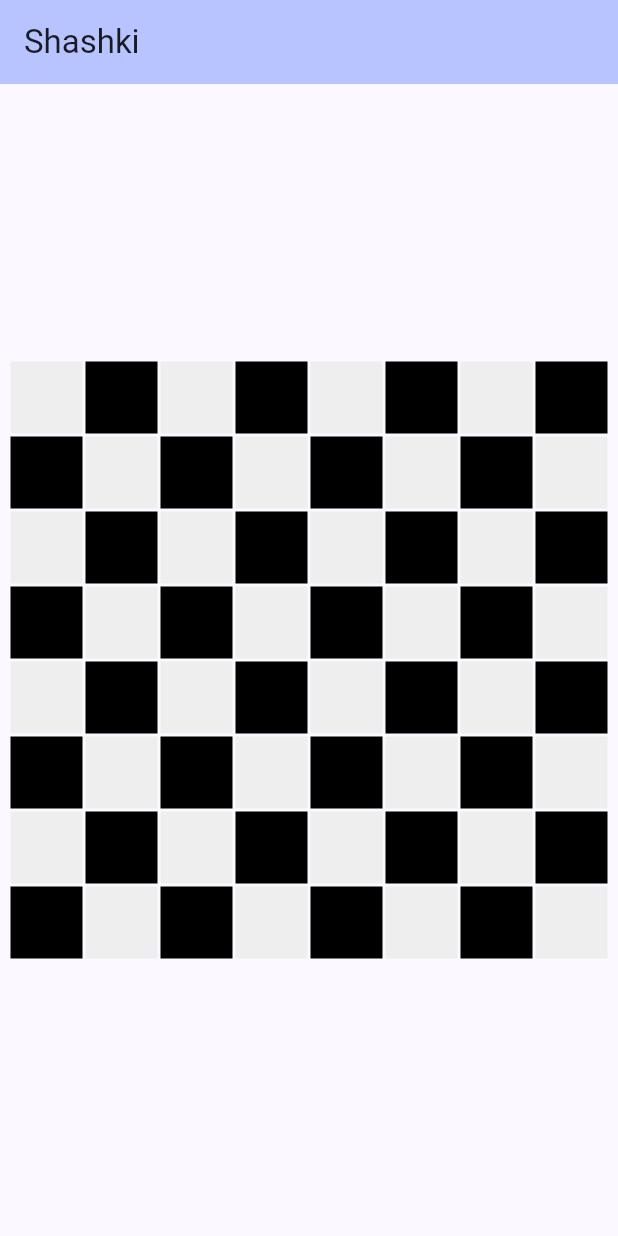
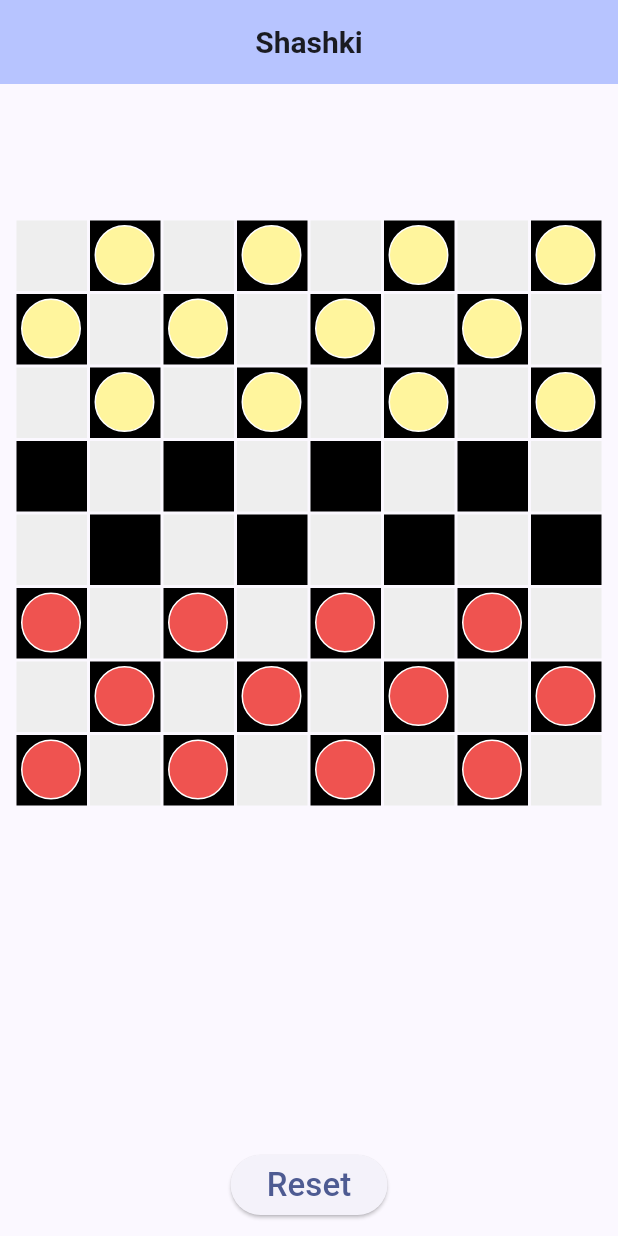
Before and after one commit to andrij-felenko/sashki, a Flutter app: the screen it shows after launch, on a phone screen of 412 x 824 dp. Run offline on Flutter 3.47's test engine with Material 3 defaults, Android fonts, the phone set to English and light mode, and no system bars.

Commit message:
interface commit

```diff
--- a/lib/main.dart
+++ b/lib/main.dart
@@ -33,17 +33,8 @@
 }
 
 class _MyHomePageState extends State<MyHomePage> {
-  int counter = 0;
-  var showText = false;
+  void resetGame() {
 
-  void showTextHandler() {
-    showText = true;
-  }
-
-  void incrementCounter() {
-    setState(() {
-      counter++;
-    });
   }
 
   @override
@@ -51,15 +42,34 @@
     return Scaffold(
       appBar: AppBar(
         backgroundColor: Theme.of(context).colorScheme.inversePrimary,
-        title: Text(widget.title),
+        title: Text(
+          widget.title,
+          style: const TextStyle(
+            fontSize: 20,
+            fontWeight: FontWeight.bold,
+          ),
+        ),
+        centerTitle: true,
       ),
-      body: const Center(
-        child: SizedBox(
-          width: 400,
-          height: 400,
-          child: GameField(),
+      body: Center (
+        child: Container(
+          padding: const EdgeInsets.fromLTRB(10, 90, 10, 10),
+          child: Column(
+            children: <Widget>[
+              const Expanded(child: GameField()),
+              ElevatedButton(
+                onPressed: () {},
+                child: const Text(
+                  'Reset',
+                  style: TextStyle(
+                    fontSize: 22,
+                  ),
+                ),
+              )
+            ],
+          ),
         ),
-      ),
+      )
     );
   }
 }
--- a/lib/model/field.dart
+++ b/lib/model/field.dart
@@ -1,3 +1,5 @@
+import 'package:flutter/material.dart';
+
 import 'user_board_items.dart';
 import 'fishka.dart';
 import 'position.dart';
@@ -6,7 +8,12 @@ class Field {
   UserBoardItems _white_user;
   UserBoardItems _black_user;
   Side _current_turn;
-  Position _current_selectfield = Position( -1, -1);
+  Position current_select_field = Position( -1, -1);
+
+  UserBoardItems get white => _white_user;
+  UserBoardItems get black => _black_user;
+
+  Position get current_field => current_select_field;
 
   bool is_end() {
     // check is game finished just now
@@ -25,6 +32,9 @@ class Field {
   }
 
   void click(Position coord) {
+    print('click: $coord');
+    current_select_field.x = coord.x;
+    current_select_field.y = coord.y;
     // check if already use this line, if click on empty, make turn
   }
 }
--- a/lib/model/position.dart
+++ b/lib/model/position.dart
@@ -1,9 +1,24 @@
-class Position {
-  int x;
-  int y;
+import 'package:flutter/material.dart';
 
-  Position(this.x, this.y);
+class Position extends ChangeNotifier {
+  int _x;
+  int _y;
+
+  int get x => _x;
+  int get y => _y;
+
+  set x(int x) {
+    _x = x;
+    notifyListeners();
+  }
+
+  set y(int y) {
+    _y = y;
+    notifyListeners();
+  }
+
+  Position(this._x, this._y);
 
   @override
-  String toString() => 'Position(x: $x, y: $y)';
+  String toString() => 'Position(x: $_x, y: $_y)';
 }
--- a/lib/model/user_board_items.dart
+++ b/lib/model/user_board_items.dart
@@ -25,7 +25,7 @@ class UserBoardItems {
     for (int i = 0; i < 12; i++) {
       Position pos = Position((i % 4) * 2, i ~/ 4);
       if ((i ~/ 4) % 2 == 0) pos.x++;
-      if (_side == Side.White) { pos.x = 8 - pos.x; pos.y = 8 - pos.y; }
+      if (_side == Side.White) { pos.x = 7 - pos.x; pos.y = 7 - pos.y; }
       _fishks.add(Fishka(_side, pos));
     }
   }
--- a/lib/ui/field_item.dart
+++ b/lib/ui/field_item.dart
@@ -1,4 +1,6 @@
 import 'package:flutter/material.dart';
+import '../model/position.dart';
+import '../model/field.dart';
 
 class FieldItem extends StatefulWidget {
   const FieldItem({
@@ -19,6 +21,22 @@ class FieldItem extends StatefulWidget {
 }
 
 class _FieldItem extends State<FieldItem> {
+  int currentItemX = 0;
+  int currentItemY = 0;
+  List<int> chosenCoordinates = [0, 0];
+
+  void moveItem(int x, int y) {
+    setState(() {
+      // currentItemX = chosenCoordinates[0];
+      // currentItemY = chosenCoordinates[1];
+
+      currentItemX = 1;
+      currentItemY = 1;
+    });
+
+    print('${x}, ${y}');
+  }
+
   @override
   Widget build(BuildContext context) {
     return GestureDetector(
@@ -28,8 +46,24 @@ class _FieldItem extends State<FieldItem> {
         height: 50,
         margin: const EdgeInsets.all(1),
         decoration: BoxDecoration(
-          color: ((widget.index ~/ 8)%2) == (widget.index%2) ? Colors.grey[200] : Colors.black,
+          color: (widget.index ~/ 8)%2 == widget.index%2 ? Colors.grey[200] : Colors.black,
         ),
+        // child: Center(
+        //   child: widget.x == pos.x && widget.y == pos.y ? TextButton(
+        //     onPressed: () {
+        //       moveItem(widget.x, widget.y);
+        //     },
+        //     child: const Text('F'),
+        //     style: ButtonStyle(
+        //     ),
+        //   ) :
+        //   Text(
+        //     '(${widget.x}, ${widget.y})',
+        //     style: TextStyle(
+        //       color: Colors.grey[600],
+        //     ),
+        //   ),
+        // ),
         // child: Center(
         //   child: Text(
         //     '(${widget.x}, ${widget.y})',
--- a/lib/ui/fishka_item.dart
+++ b/lib/ui/fishka_item.dart
@@ -13,7 +13,9 @@ class _FishkaItem extends State<FishkaItem> {
   @override
   Widget build(BuildContext context) {
     return Scaffold(
-
+      // child: Container(
+      //   child: Text('fishka'),
+      // ),
     );
   }
 }
--- a/lib/ui/game_field.dart
+++ b/lib/ui/game_field.dart
@@ -1,5 +1,10 @@
 import 'package:flutter/material.dart';
+import 'package:flutter/widgets.dart';
 import './field_item.dart';
+import '../model/field.dart';
+import '../model/position.dart';
+
+import 'package:provider/provider.dart';
 
 class GameField extends StatefulWidget {
   const GameField({
@@ -12,12 +17,17 @@ class GameField extends StatefulWidget {
 
 class _GameField extends State<GameField> {
   void _onGridItemTap(int x, int y) {
-    print('Tapped on: ($x, $y)');
+    field.click(Position(x, y));
   }
+
+  static Field field = Field();
 
   @override
   Widget build(BuildContext context) {
-    return GridView.builder(
+    return Scaffold(
+      body: Stack(
+        children: <Widget>[
+          GridView.builder(
             gridDelegate: const SliverGridDelegateWithFixedCrossAxisCount(
               crossAxisCount: 8,
               childAspectRatio: 1,
@@ -34,6 +44,49 @@ class _GameField extends State<GameField> {
                 onTap: () => _onGridItemTap(x, y),
               );
             },
+          ),
+          ...field.white.fishks.map((item) => ChangeNotifierProvider.value(
+            value: item.coord,
+            child: Positioned(
+              left: 4 + item.coord.x * 49,
+              top: 4 + item.coord.y * 49,
+                child: GestureDetector(
+                  onTap: () {
+                    field.click(item.coord);
+                  },
+                  child: ChangeNotifierProvider.value(
+                    value: field.current_select_field,
+                    child: Container(
+                      width: 40,
+                      height: 40,
+                      decoration: BoxDecoration(
+                        borderRadius: BorderRadius.circular(20),
+                        color: field.current_select_field == item.coord ? Colors.blue[200] : Colors.red[400],
+                        border: Border.all(color: Colors.white),
+                      ),
+                    )
+                  )
+                ),
+              ),
+          )).toList(),
+          ...field.black.fishks.map((item) => Positioned(
+            left: 4 + item.coord.x * 49,
+            top: 4 + item.coord.y * 49,
+            child: GestureDetector(
+              onTap: () => field.click(item.coord),
+              child: Container(
+                width: 40,
+                height: 40,
+                decoration: BoxDecoration(
+                  borderRadius: BorderRadius.circular(20),
+                  color: Colors.yellow[200],
+                  border: Border.all(color: Colors.white),
+                ),
+              ),
+            )
+          )).toList(),
+        ],
+      ),
     );
   }
 }
--- a/pubspec.yaml
+++ b/pubspec.yaml
@@ -35,6 +35,7 @@ dependencies:
   # The following adds the Cupertino Icons font to your application.
   # Use with the CupertinoIcons class for iOS style icons.
   cupertino_icons: ^1.0.6
+  provider: ^6.1.2
 
 dev_dependencies:
   flutter_test:
```
Also changed, not shown: pubspec.lock. Lines whose indentation alone changed are shown as unchanged.
